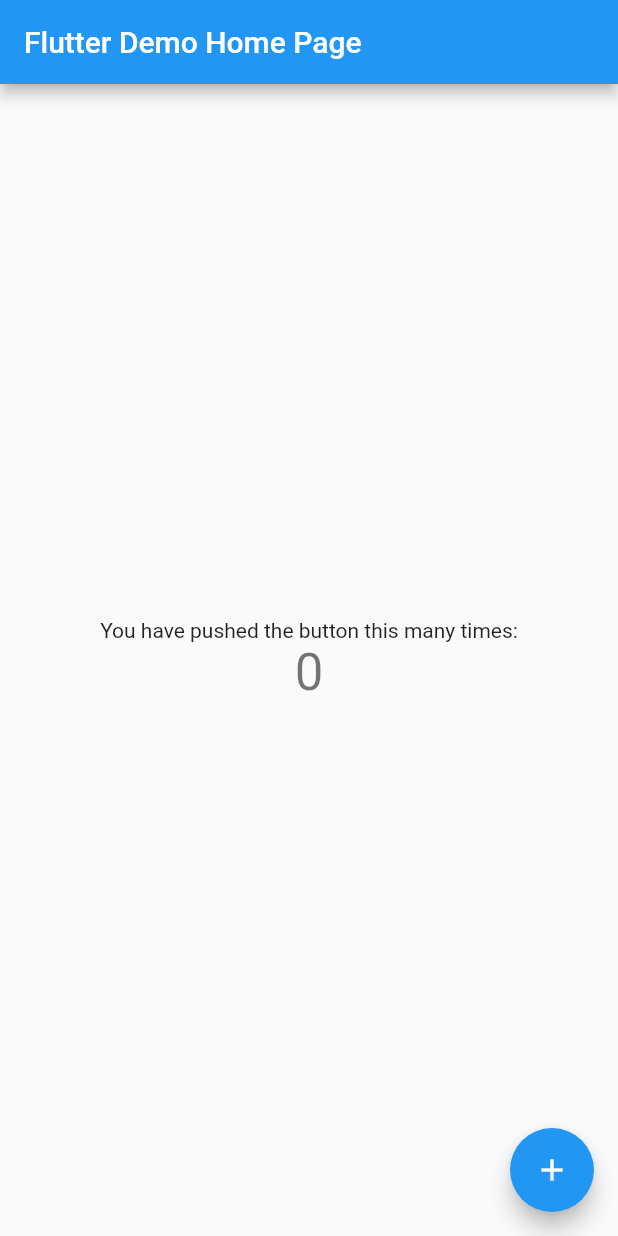
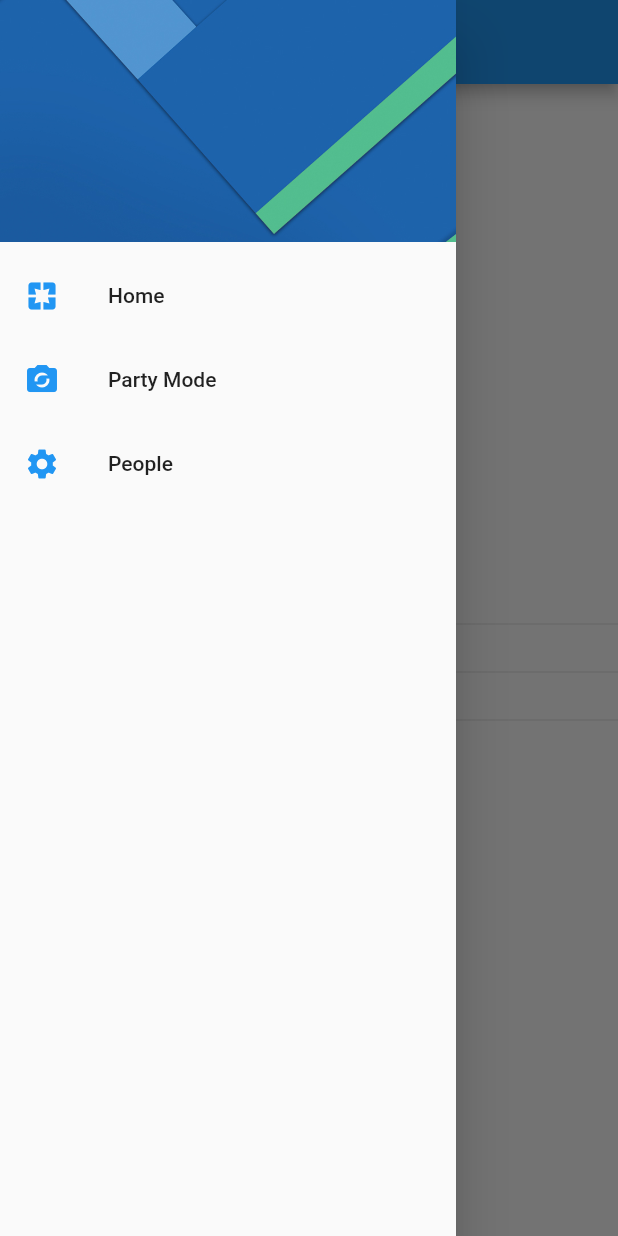
Before and after one commit to velascoandres/user_preferences, a Flutter app: the screen it shows after launch, with the side drawer open (before the commit the screen has no drawer), on a phone screen of 412 x 824 dp. Run offline on Flutter 3.47's test engine with Material 2 defaults, Android fonts, the phone set to English and light mode, and no system bars; our stand-ins replace shared_preferences.

Commit message:
preferencias del usuario

```diff
--- a/lib/main.dart
+++ b/lib/main.dart
@@ -1,117 +1,24 @@
 import 'package:flutter/material.dart';
 
+import 'package:user_preferences/src/pages/home_page.dart';
+import 'package:user_preferences/src/pages/settings_page.dart';
+import 'package:user_preferences/src/shared_prefs/preferencias_usuario.dart';
+
 void main() {
+  final prefs = new PreferenciasUsuarios();
   runApp(MyApp());
 }
 
 class MyApp extends StatelessWidget {
-  // This widget is the root of your application.
   @override
   Widget build(BuildContext context) {
     return MaterialApp(
-      title: 'Flutter Demo',
-      theme: ThemeData(
-        // This is the theme of your application.
-        //
-        // Try running your application with "flutter run". You'll see the
-        // application has a blue toolbar. Then, without quitting the app, try
-        // changing the primarySwatch below to Colors.green and then invoke
-        // "hot reload" (press "r" in the console where you ran "flutter run",
-        // or simply save your changes to "hot reload" in a Flutter IDE).
-        // Notice that the counter didn't reset back to zero; the application
-        // is not restarted.
-        primarySwatch: Colors.blue,
-        // This makes the visual density adapt to the platform that you run
-        // the app on. For desktop platforms, the controls will be smaller and
-        // closer together (more dense) than on mobile platforms.
-        visualDensity: VisualDensity.adaptivePlatformDensity,
-      ),
-      home: MyHomePage(title: 'Flutter Demo Home Page'),
+      title: 'Preferencias',
+      initialRoute: HomePage.routeName,
+      routes: {
+        HomePage.routeName: (BuildContext context) => HomePage(),
+        SettingsPage.routeName: (BuildContext context) => SettingsPage(),
+      },
     );
   }
 }
-
-class MyHomePage extends StatefulWidget {
-  MyHomePage({Key key, this.title}) : super(key: key);
-
-  // This widget is the home page of your application. It is stateful, meaning
-  // that it has a State object (defined below) that contains fields that affect
-  // how it looks.
-
-  // This class is the configuration for the state. It holds the values (in this
-  // case the title) provided by the parent (in this case the App widget) and
-  // used by the build method of the State. Fields in a Widget subclass are
-  // always marked "final".
-
-  final String title;
-
-  @override
-  _MyHomePageState createState() => _MyHomePageState();
-}
-
-class _MyHomePageState extends State<MyHomePage> {
-  int _counter = 0;
-
-  void _incrementCounter() {
-    setState(() {
-      // This call to setState tells the Flutter framework that something has
-      // changed in this State, which causes it to rerun the build method below
-      // so that the display can reflect the updated values. If we changed
-      // _counter without calling setState(), then the build method would not be
-      // called again, and so nothing would appear to happen.
-      _counter++;
-    });
-  }
-
-  @override
-  Widget build(BuildContext context) {
-    // This method is rerun every time setState is called, for instance as done
-    // by the _incrementCounter method above.
-    //
-    // The Flutter framework has been optimized to make rerunning build methods
-    // fast, so that you can just rebuild anything that needs updating rather
-    // than having to individually change instances of widgets.
-    return Scaffold(
-      appBar: AppBar(
-        // Here we take the value from the MyHomePage object that was created by
-        // the App.build method, and use it to set our appbar title.
-        title: Text(widget.title),
-      ),
-      body: Center(
-        // Center is a layout widget. It takes a single child and positions it
-        // in the middle of the parent.
-        child: Column(
-          // Column is also a layout widget. It takes a list of children and
-          // arranges them vertically. By default, it sizes itself to fit its
-          // children horizontally, and tries to be as tall as its parent.
-          //
-          // Invoke "debug painting" (press "p" in the console, choose the
-          // "Toggle Debug Paint" action from the Flutter Inspector in Android
-          // Studio, or the "Toggle Debug Paint" command in Visual Studio Code)
-          // to see the wireframe for each widget.
-          //
-          // Column has various properties to control how it sizes itself and
-          // how it positions its children. Here we use mainAxisAlignment to
-          // center the children vertically; the main axis here is the vertical
-          // axis because Columns are vertical (the cross axis would be
-          // horizontal).
-          mainAxisAlignment: MainAxisAlignment.center,
-          children: <Widget>[
-            Text(
-              'You have pushed the button this many times:',
-            ),
-            Text(
-              '$_counter',
-              style: Theme.of(context).textTheme.headline4,
-            ),
-          ],
-        ),
-      ),
-      floatingActionButton: FloatingActionButton(
-        onPressed: _incrementCounter,
-        tooltip: 'Increment',
-        child: Icon(Icons.add),
-      ), // This trailing comma makes auto-formatting nicer for build methods.
-    );
-  }
-}
--- /dev/null
+++ b/lib/src/pages/home_page.dart
@@ -0,0 +1,29 @@
+import 'package:flutter/material.dart';
+import 'package:user_preferences/src/widgets/menu_widget.dart';
+
+class HomePage extends StatelessWidget {
+  const HomePage({Key key}) : super(key: key);
+
+  static final String routeName = 'home';
+
+  @override
+  Widget build(BuildContext context) {
+    return Scaffold(
+      appBar: AppBar(
+        title: Text('Preferencias de usuario'),
+      ),
+      drawer: MenuWidget(),
+      body: Column(
+        mainAxisAlignment: MainAxisAlignment.center,
+        children: [
+          Text('Color secundario'),
+          Divider(),
+          Text('Genero'),
+          Divider(),
+          Text('Nombre de usuario'),
+          Divider(),
+        ],
+      ),
+    );
+  }
+}
--- /dev/null
+++ b/lib/src/shared_prefs/preferencias_usuario.dart
@@ -0,0 +1,28 @@
+import 'package:shared_preferences/shared_preferences.dart';
+
+class PreferenciasUsuarios {
+  static final PreferenciasUsuarios _instancia =
+      new PreferenciasUsuarios._internal();
+
+  factory PreferenciasUsuarios() {
+    return _instancia;
+  }
+
+  PreferenciasUsuarios._internal() {
+    initPrefs();
+  }
+
+  SharedPreferences _prefs;
+
+  initPrefs() async {
+    _prefs = await SharedPreferences.getInstance();
+  }
+
+  get genero {
+    return _prefs.getInt('genero');
+  }
+
+  set genero(int value) {
+    _prefs.setInt('genero', value);
+  }
+}
--- /dev/null
+++ b/lib/src/widgets/menu_widget.dart
@@ -0,0 +1,53 @@
+import 'package:flutter/material.dart';
+
+import 'package:user_preferences/src/pages/home_page.dart';
+import 'package:user_preferences/src/pages/settings_page.dart';
+
+class MenuWidget extends StatelessWidget {
+  const MenuWidget({Key key}) : super(key: key);
+
+  @override
+  Widget build(BuildContext context) {
+    return Drawer(
+      child: ListView(
+        padding: EdgeInsets.zero,
+        children: [
+          DrawerHeader(
+            child: Container(),
+            decoration: BoxDecoration(
+              image: DecorationImage(
+                  image: AssetImage('assets/images/menu-img.jpg'),
+                  fit: BoxFit.cover),
+            ),
+          ),
+          ListTile(
+            leading: Icon(
+              Icons.pages,
+              color: Colors.blue,
+            ),
+            title: Text('Home'),
+            onTap: () =>
+                Navigator.pushReplacementNamed(context, HomePage.routeName),
+          ),
+          ListTile(
+            leading: Icon(
+              Icons.party_mode,
+              color: Colors.blue,
+            ),
+            title: Text('Party Mode'),
+            onTap: () {},
+          ),
+          ListTile(
+            leading: Icon(
+              Icons.settings,
+              color: Colors.blue,
+            ),
+            title: Text('People'),
+            onTap: () =>
+                Navigator.pushReplacementNamed(context, SettingsPage.routeName),
+          ),
+        ],
+      ),
+    );
+  }
+}
```
Also changed, not shown: lib/src/pages/settings_page.dart (added, +91 -0 lines), pubspec.yaml (+4 -8 lines), assets/images/menu-img.jpg (added), pubspec.lock, 2 other files.
